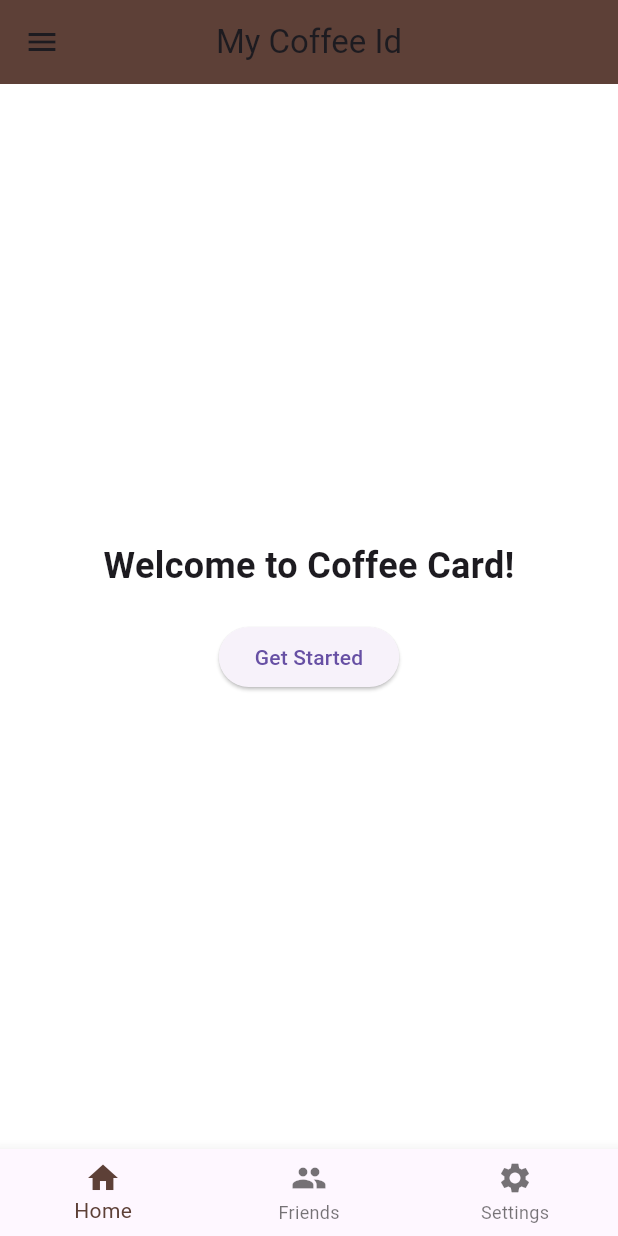
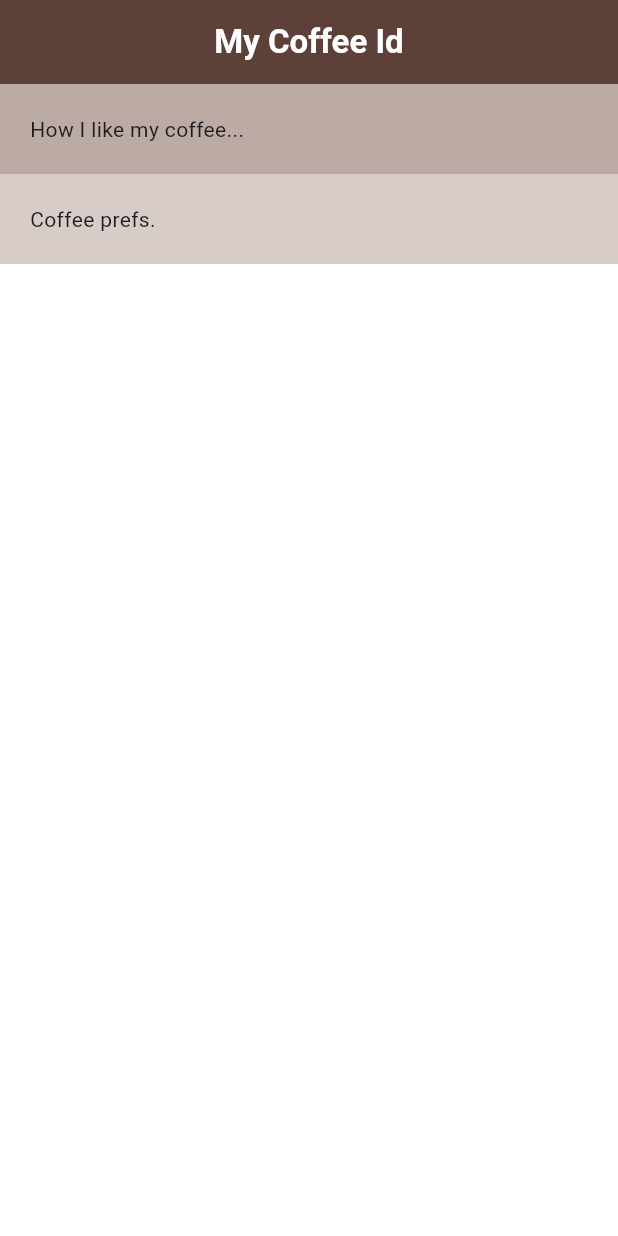
Before and after one commit to mzahalan/FlutterCrashCourse, a Flutter app: the screen it shows after launch, on a phone screen of 412 x 824 dp. Run offline on Flutter 3.47's test engine with Material 3 defaults, Android fonts, the phone set to English and light mode, and no system bars.

Commit message:
Lesson 11 - Columns
Refactored the main.dart to have 3 options - either rendering a sandbox, our vibe code stuff, or the course materials.

The course materials covered creating columns

```diff
--- /dev/null
+++ b/coffee_card/lib/screens/course.dart
@@ -0,0 +1,31 @@
+import 'package:flutter/material.dart';
+
+class Course extends StatelessWidget {
+  const Course({super.key});
+
+  @override
+  Widget build(BuildContext context) {
+    return Scaffold(
+      appBar: AppBar(
+        title: const Text('My Coffee Id', style: TextStyle(color: Colors.white, fontWeight: FontWeight.bold),),
+        backgroundColor: Colors.brown[700],
+        centerTitle: true,
+      ),
+      body: Column(
+        crossAxisAlignment: CrossAxisAlignment.stretch,
+        children: [
+          Container(
+            color: Colors.brown[200],
+            padding: const EdgeInsets.all(20),
+            child: const Text('How I like my coffee...'),
+          ),
+          Container(
+            color: Colors.brown[100],
+            padding: const EdgeInsets.all(20),
+            child: const Text('Coffee prefs.'),
+          ),
+        ],
+      ),
+    );
+  }
+}
```
Also changed, not shown: coffee_card/lib/main.dart (+59 -4 lines), coffee_card/lib/screens/about.dart (+11 -11 lines).
